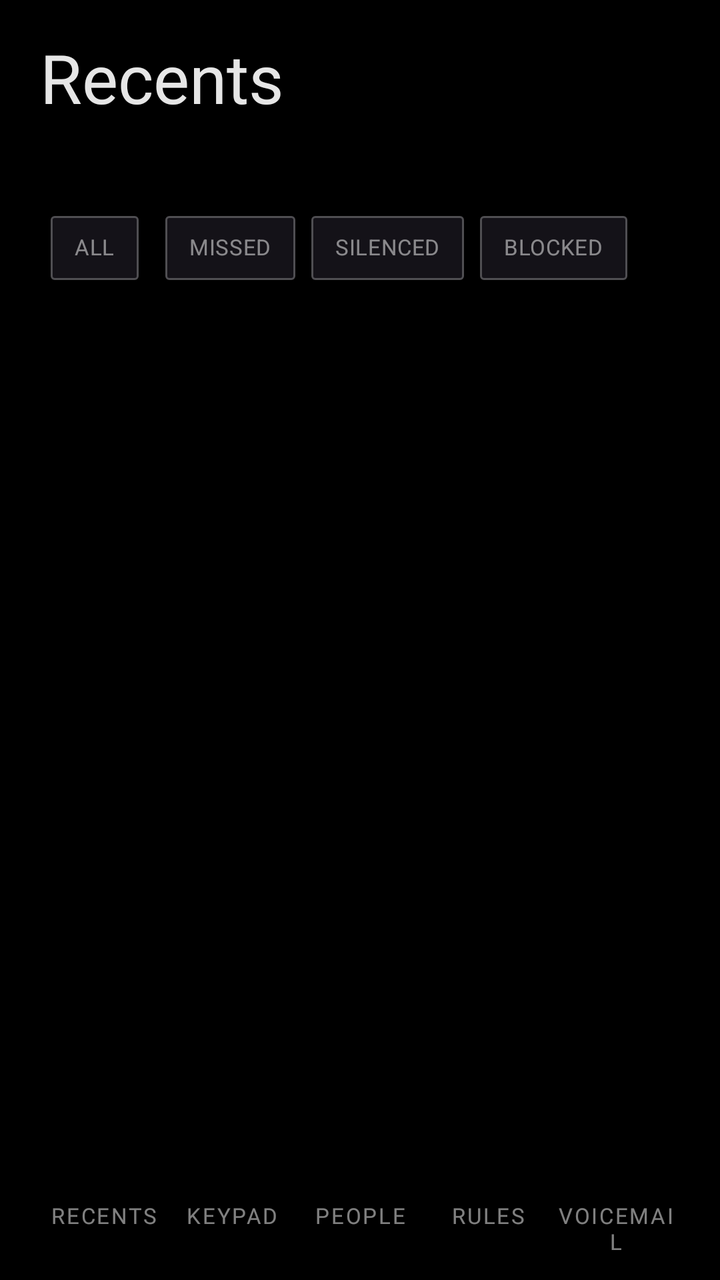
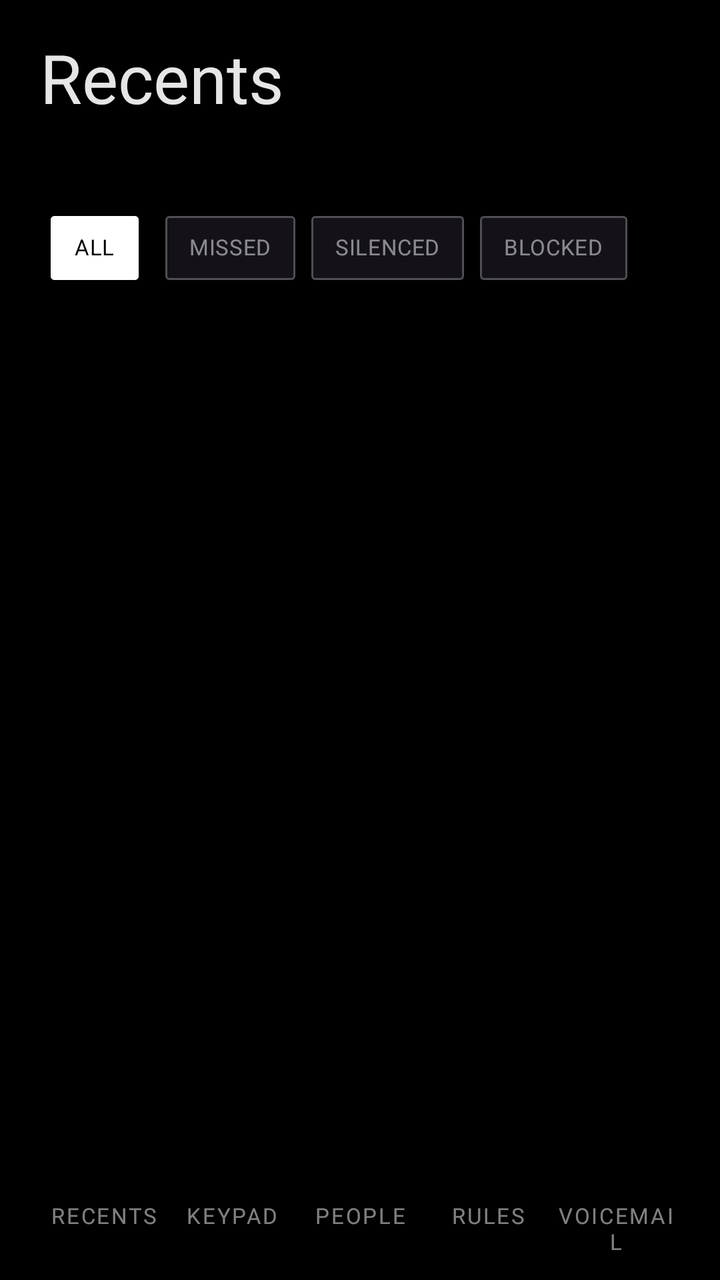

Before-and-after screenshots of an Android layout around one commit, followed by the original layout XML and the change that was made.
<!-- AndroidManifest.xml: application theme Theme.XxDialer -->
<!-- res/layout/activity_recents.xml -->
<?xml version="1.0" encoding="utf-8"?>
<LinearLayout xmlns:android="http://schemas.android.com/apk/res/android"
    xmlns:app="http://schemas.android.com/apk/res-auto"
    android:layout_width="match_parent"
    android:layout_height="match_parent"
    android:orientation="vertical"
    android:fitsSystemWindows="true"
    android:paddingLeft="@dimen/xx_gutter"
    android:paddingRight="@dimen/xx_gutter">

    <TextView
        android:id="@+id/recents_title"
        style="@style/TextAppearance.Xx.Display"
        android:layout_width="wrap_content"
        android:layout_height="wrap_content"
        android:layout_marginTop="16dp"
        android:text="@string/tab_recents"/>

    
    <LinearLayout
        android:id="@+id/recents_star_bar"
        android:layout_width="match_parent"
        android:layout_height="wrap_content"
        android:orientation="horizontal"
        android:gravity="center_vertical"
        android:layout_marginTop="8dp">

        <HorizontalScrollView
            android:id="@+id/recents_star_scroll"
            android:layout_width="0dp"
            android:layout_height="wrap_content"
            android:layout_weight="1"
            android:scrollbars="none">

            <LinearLayout
                android:id="@+id/recents_star_strip"
                android:layout_width="wrap_content"
                android:layout_height="wrap_content"
                android:orientation="horizontal"
                android:gravity="center_vertical"
                android:paddingTop="6dp"
                android:paddingBottom="6dp"/>
        </HorizontalScrollView>

        <TextView
            android:id="@+id/recents_star_toggle"
            style="@style/TextAppearance.Xx.Chip"
            android:layout_width="wrap_content"
            android:layout_height="wrap_content"
            android:layout_marginStart="8dp"
            android:paddingLeft="8dp"
            android:paddingRight="8dp"
            android:paddingTop="6dp"
            android:paddingBottom="6dp"
            android:clickable="true"
            android:focusable="true"
            android:background="?android:attr/selectableItemBackground"/>
    </LinearLayout>

    <HorizontalScrollView
        android:layout_width="match_parent"
        android:layout_height="wrap_content"
        android:layout_marginTop="4dp"
        android:scrollbars="none">

        <com.google.android.material.chip.ChipGroup
            android:id="@+id/recents_chips"
            android:layout_width="wrap_content"
            android:layout_height="wrap_content"
            app:singleLine="true"
            app:singleSelection="true"
            app:selectionRequired="true">

            <com.google.android.material.chip.Chip
                android:id="@+id/recents_chip_all"
                style="@style/Widget.Xx.Chip"
                android:layout_width="wrap_content"
                android:layout_height="wrap_content"
                android:checked="true"
                android:text="All"/>

            <com.google.android.material.chip.Chip
                android:id="@+id/recents_chip_missed"
                style="@style/Widget.Xx.Chip"
                android:layout_width="wrap_content"
                android:layout_height="wrap_content"
                android:text="Missed"/>

            <com.google.android.material.chip.Chip
                android:id="@+id/recents_chip_silenced"
                style="@style/Widget.Xx.Chip"
                android:layout_width="wrap_content"
                android:layout_height="wrap_content"
                android:text="Silenced"/>

            <com.google.android.material.chip.Chip
                android:id="@+id/recents_chip_blocked"
                style="@style/Widget.Xx.Chip"
                android:layout_width="wrap_content"
                android:layout_height="wrap_content"
                android:text="Blocked"/>
        </com.google.android.material.chip.ChipGroup>
    </HorizontalScrollView>

    
    <TextView
        android:id="@+id/recents_filter_note"
        style="@style/TextAppearance.Xx.BodySmall"
        android:layout_width="match_parent"
        android:layout_height="wrap_content"
        android:layout_marginTop="8dp"
        android:paddingTop="6dp"
        android:paddingBottom="6dp"
        android:clickable="true"
        android:focusable="true"
        android:visibility="gone"/>

    <TextView
        android:id="@+id/recents_empty"
        style="@style/TextAppearance.Xx.BodySmall"
        android:layout_width="match_parent"
        android:layout_height="wrap_content"
        android:layout_marginTop="32dp"
        android:gravity="center"
        android:text="No calls yet"
        android:visibility="gone"/>

    <androidx.recyclerview.widget.RecyclerView
        android:id="@+id/recents_list"
        android:layout_width="match_parent"
        android:layout_height="0dp"
        android:layout_weight="1"
        android:layout_marginTop="4dp"
        android:clipToPadding="false"
        android:paddingBottom="@dimen/xx_gutter"
        android:overScrollMode="ifContentScrolls"/>

    <include android:id="@+id/tab_bar" layout="@layout/view_tab_bar"/>

</LinearLayout>
<!-- res/layout/view_tab_bar.xml (included above) -->
<?xml version="1.0" encoding="utf-8"?>
<LinearLayout xmlns:android="http://schemas.android.com/apk/res/android"
    android:layout_width="match_parent"
    android:layout_height="wrap_content"
    android:orientation="vertical">

    
    <LinearLayout
        android:layout_width="match_parent"
        android:layout_height="wrap_content"
        android:orientation="horizontal">

        <View
            android:id="@+id/tab_ind_recents"
            android:layout_width="0dp"
            android:layout_height="@dimen/xx_hairline"
            android:layout_weight="1"
            android:background="@color/pxx_signal"
            android:visibility="invisible"/>

        <View
            android:id="@+id/tab_ind_keypad"
            android:layout_width="0dp"
            android:layout_height="@dimen/xx_hairline"
            android:layout_weight="1"
            android:background="@color/pxx_signal"
            android:visibility="invisible"/>

        <View
            android:id="@+id/tab_ind_people"
            android:layout_width="0dp"
            android:layout_height="@dimen/xx_hairline"
            android:layout_weight="1"
            android:background="@color/pxx_signal"
            android:visibility="invisible"/>

        <View
            android:id="@+id/tab_ind_rules"
            android:layout_width="0dp"
            android:layout_height="@dimen/xx_hairline"
            android:layout_weight="1"
            android:background="@color/pxx_signal"
            android:visibility="invisible"/>

        <View
            android:id="@+id/tab_ind_voicemail"
            android:layout_width="0dp"
            android:layout_height="@dimen/xx_hairline"
            android:layout_weight="1"
            android:background="@color/pxx_signal"
            android:visibility="invisible"/>
    </LinearLayout>

    <LinearLayout
        android:layout_width="match_parent"
        android:layout_height="wrap_content"
        android:orientation="horizontal">

        <TextView
            android:id="@+id/tab_recents"
            style="@style/Widget.Xx.Tab"
            android:layout_width="0dp"
            android:layout_height="wrap_content"
            android:layout_weight="1"
            android:paddingTop="10dp"
            android:paddingBottom="12dp"
            android:text="@string/tab_recents"/>

        <TextView
            android:id="@+id/tab_keypad"
            style="@style/Widget.Xx.Tab"
            android:layout_width="0dp"
            android:layout_height="wrap_content"
            android:layout_weight="1"
            android:paddingTop="10dp"
            android:paddingBottom="12dp"
            android:text="@string/tab_keypad"/>

        <TextView
            android:id="@+id/tab_people"
            style="@style/Widget.Xx.Tab"
            android:layout_width="0dp"
            android:layout_height="wrap_content"
            android:layout_weight="1"
            android:paddingTop="10dp"
            android:paddingBottom="12dp"
            android:text="@string/tab_people"/>

        <TextView
            android:id="@+id/tab_rules"
            style="@style/Widget.Xx.Tab"
            android:layout_width="0dp"
            android:layout_height="wrap_content"
            android:layout_weight="1"
            android:paddingTop="10dp"
            android:paddingBottom="12dp"
            android:text="@string/tab_rules"/>

        <TextView
            android:id="@+id/tab_voicemail"
            style="@style/Widget.Xx.Tab"
            android:layout_width="0dp"
            android:layout_height="wrap_content"
            android:layout_weight="1"
            android:paddingTop="10dp"
            android:paddingBottom="12dp"
            android:text="@string/tab_voicemail"/>
    </LinearLayout>
</LinearLayout>
<!-- resources referenced by this layout -->
<resources>
  <color name="pxx_signal">#FFFFFF</color>
  <dimen name="xx_gutter">20dp</dimen>
  <dimen name="xx_hairline">1dp</dimen>
  <string name="tab_keypad">Keypad</string>
  <string name="tab_people">People</string>
  <string name="tab_recents">Recents</string>
  <string name="tab_rules">Rules</string>
  <string name="tab_voicemail">Voicemail</string>
  <style name="TextAppearance.Xx.BodySmall">
          <item name="android:textSize">14sp</item>
          <item name="android:lineHeight">20sp</item>
          <item name="android:textColor">@color/pxx_white_80</item>
      </style>
  <style name="TextAppearance.Xx.Chip">
          <item name="android:textSize">11sp</item>
          <item name="android:letterSpacing">0.08</item>
          <item name="android:textAllCaps">true</item>
          <item name="android:textColor">@color/pxx_white_50</item>
      </style>
  <style name="TextAppearance.Xx.Display">
          <item name="android:fontFamily">@font/font_display</item>
          <item name="android:textSize">34sp</item>
          <item name="android:lineHeight">40sp</item>
          <item name="android:textColor">@color/pxx_white_90</item>
      </style>
  <style name="Widget.Xx.Chip" parent="Widget.MaterialComponents.Chip.Action">
          <item name="android:fontFamily">@font/font_body</item>
          <item name="android:textSize">11sp</item>
          <item name="android:letterSpacing">0.08</item>
          <item name="android:textStyle">normal</item>
          <item name="android:textAllCaps">true</item>
          <item name="android:textColor">@color/xx_chip_text</item>
          <item name="chipBackgroundColor">@android:color/transparent</item>
          <item name="chipStrokeColor">@color/xx_chip_stroke</item>
          <item name="chipStrokeWidth">1dp</item>
          <item name="chipCornerRadius">2dp</item>
          <item name="rippleColor">@color/pxx_white_10</item>
          <item name="checkedIconVisible">false</item>
          <item name="closeIconVisible">false</item>
          <item name="elevation">0dp</item>
      </style>
  <style name="Widget.Xx.Tab" parent="">
          <item name="android:fontFamily">@font/font_body</item>
          <item name="android:textSize">11sp</item>
          <item name="android:letterSpacing">0.08</item>
          <item name="android:textStyle">normal</item>
          <item name="android:textAllCaps">true</item>
          <item name="android:textColor">@color/xx_tab_text</item>
          <item name="android:gravity">center</item>
          <item name="android:background">?android:attr/selectableItemBackgroundBorderless</item>
          <item name="android:elevation">0dp</item>
      </style>
  <color name="pxx_white_80">#CCFFFFFF</color>
  <color name="pxx_white_50">#80FFFFFF</color>
  <color name="pxx_white_90">#E6FFFFFF</color>
  <color name="pxx_white_10">#1AFFFFFF</color>
  <color name="pxx_ink">#000000</color>
  <style name="TextAppearance.Xx.Body">
          <item name="android:textSize">16sp</item>
          <item name="android:lineHeight">24sp</item>
          <item name="android:textColor">@color/pxx_white_90</item>
      </style>
  <style name="TextAppearance.Xx.CallerName">
          <item name="android:fontFamily">@font/font_display</item>
          <item name="android:textSize">44sp</item>
          <item name="android:lineHeight">48sp</item>
          <item name="android:textColor">@color/pxx_white_90</item>
      </style>
  <style name="TextAppearance.Xx.Duration">
          <item name="android:fontFamily">@font/font_display</item>
          <item name="android:textSize">28sp</item>
          <item name="android:textColor">@color/pxx_white_90</item>
      </style>
  <style name="TextAppearance.Xx.KeypadDigit">
          <item name="android:fontFamily">@font/font_display</item>
          <item name="android:textSize">34sp</item>
          <item name="android:textColor">@color/pxx_white_90</item>
      </style>
  <!-- unchanged entries left out for length: 1 -->
</resources>

<!-- the commit's change to res/layout/activity_recents.xml (unified diff, before → after) -->
@@ -76,6 +76,7 @@
                 style="@style/Widget.Xx.Chip"
                 android:layout_width="wrap_content"
                 android:layout_height="wrap_content"
+                android:checkable="true"
                 android:checked="true"
                 android:text="All"/>
 
@@ -84,6 +85,7 @@
                 style="@style/Widget.Xx.Chip"
                 android:layout_width="wrap_content"
                 android:layout_height="wrap_content"
+                android:checkable="true"
                 android:text="Missed"/>
 
             <com.google.android.material.chip.Chip
@@ -91,6 +93,7 @@
                 style="@style/Widget.Xx.Chip"
                 android:layout_width="wrap_content"
                 android:layout_height="wrap_content"
+                android:checkable="true"
                 android:text="Silenced"/>
 
             <com.google.android.material.chip.Chip
@@ -98,6 +101,7 @@
                 style="@style/Widget.Xx.Chip"
                 android:layout_width="wrap_content"
                 android:layout_height="wrap_content"
+                android:checkable="true"
                 android:text="Blocked"/>
         </com.google.android.material.chip.ChipGroup>
     </HorizontalScrollView>
<!-- resource entries referenced after the edit -->
@@ -32,7 +32,7 @@
           <item name="android:textStyle">normal</item>
           <item name="android:textAllCaps">true</item>
           <item name="android:textColor">@color/xx_chip_text</item>
-          <item name="chipBackgroundColor">@android:color/transparent</item>
+          <item name="chipBackgroundColor">@color/xx_chip_bg</item>
           <item name="chipStrokeColor">@color/xx_chip_stroke</item>
           <item name="chipStrokeWidth">1dp</item>
           <item name="chipCornerRadius">2dp</item>
